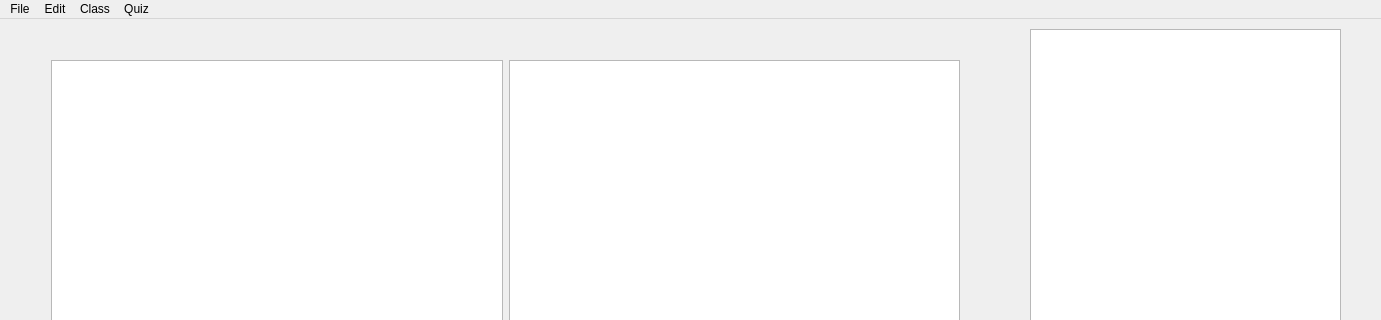
AcademyAutograder/Autograder-0.1, file InstaGrader/mainwindow.ui: the form before one commit; both pictures show x 0 to 1381 and y 0 to 320 of the 1381 by 735 pixel window.
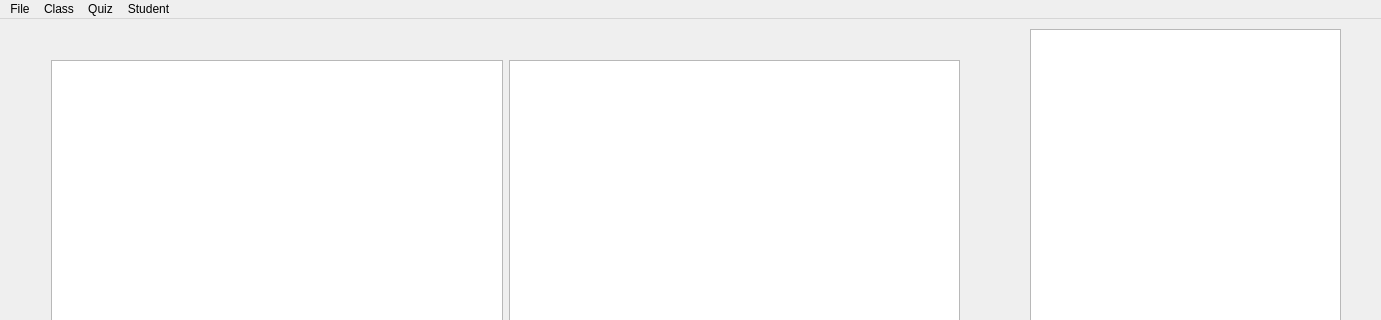
The form after the commit. Icons and pictures are not drawn.

Commit message: Tabs changed. Doing this to pull

Diff of the .ui file:
```diff
--- a/InstaGrader/mainwindow.ui
+++ b/InstaGrader/mainwindow.ui
@@ -163,12 +163,6 @@
     <addaction name="actionSave_2"/>
     <addaction name="actionQuit"/>
    </widget>
-   <widget class="QMenu" name="menuEdit">
-    <property name="title">
-     <string>Edit</string>
-    </property>
-    <addaction name="actionCopy"/>
-   </widget>
    <widget class="QMenu" name="menuClass">
     <property name="title">
      <string>Class</string>
@@ -182,11 +176,18 @@
      <string>Quiz</string>
     </property>
     <addaction name="actionEdit_data"/>
+    <addaction name="actionResults"/>
+   </widget>
+   <widget class="QMenu" name="menuStudent">
+    <property name="title">
+     <string>Student</string>
+    </property>
+    <addaction name="actionQuiz_History"/>
    </widget>
    <addaction name="menuFile"/>
-   <addaction name="menuEdit"/>
    <addaction name="menuClass"/>
    <addaction name="menuQuiz"/>
+   <addaction name="menuStudent"/>
   </widget>
   <action name="actionFile">
    <property name="text">
```
Left out of the diff: 30 changed lines with no effect on the pictures. The commit also changes 6 other files.
